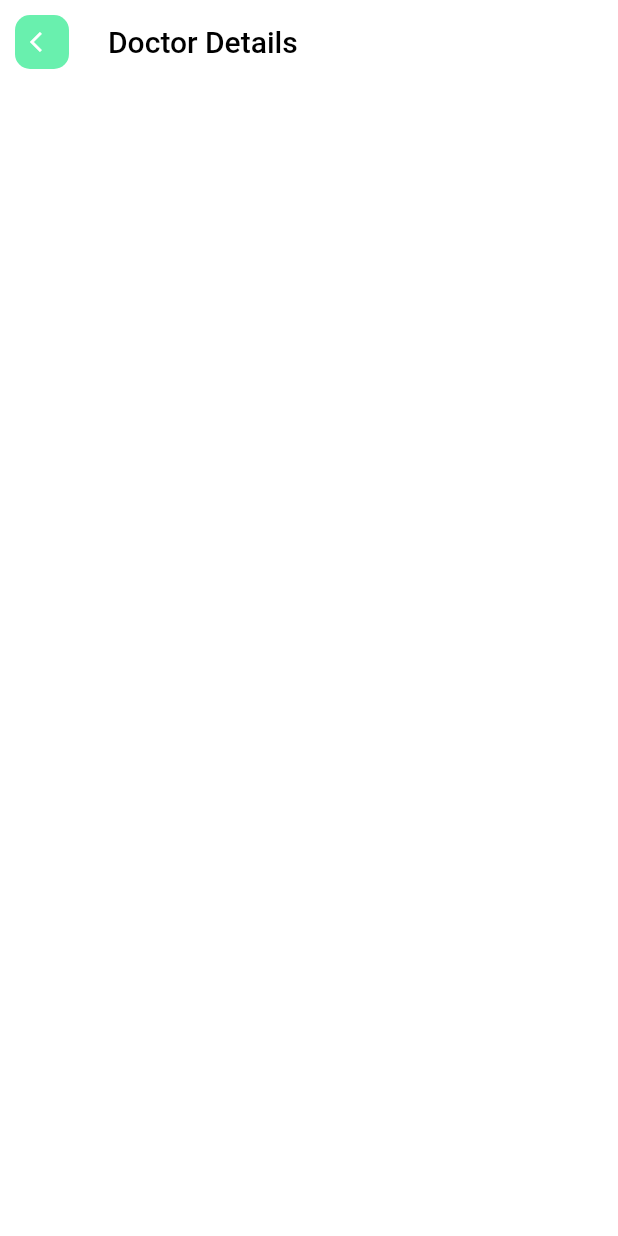
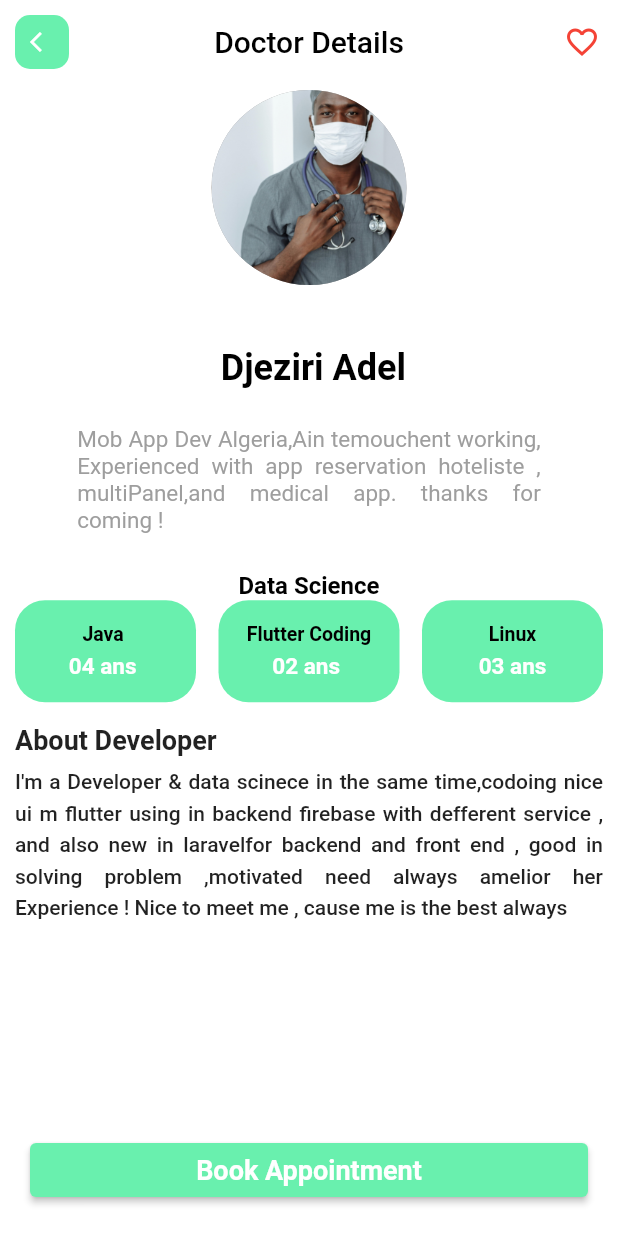
Before and after one commit to 090320004246adeldjeziri/DoctorAppoinment, a Flutter app: the DoctorDetails screen opened by its route, on a phone screen of 412 x 824 dp. Run offline on Flutter 3.47's test engine with Material 2 defaults, Android fonts, the phone set to English and light mode, and no system bars; our stand-ins replace font_awesome_flutter, table_calendar.

Commit message:
Progressive Bokking  a doctor

```diff
--- a/lib/components/custom_appbar.dart
+++ b/lib/components/custom_appbar.dart
@@ -23,6 +23,7 @@ class _CustomAppBarState extends State<CustomAppBar> {
       automaticallyImplyLeading: true,
       backgroundColor: Colors.white,
       elevation: 0,
+      centerTitle: true,
       title: Text(
         widget.appTitle!,
         style: TextStyle(fontSize: 20, color: Colors.black),
--- a/lib/main.dart
+++ b/lib/main.dart
@@ -1,4 +1,5 @@
 import 'package:doctor_apoinement/screens/auth_page.dart';
+import 'package:doctor_apoinement/screens/booking_page.dart';
 import 'package:doctor_apoinement/screens/doctor_details.dart';
 import 'package:doctor_apoinement/utils/config.dart';
 import 'package:doctor_apoinement/utils/main_layout.dart';
@@ -45,8 +46,9 @@ static final navigatorKey = GlobalKey<NavigatorState>();
       ,
       routes: {
         '/' : (((context) => const AuthPage() )),
-        'main' :(context) => MainLayout(),
-        'doc_details' : (context) => DoctorDetails()
+        'main' :(context) => const MainLayout(),
+        'doc_details' : (context) => const DoctorDetails(),
+        'booking_page' : (context) => const BookingPage()
       },
     );
   }
--- a/lib/screens/doctor_details.dart
+++ b/lib/screens/doctor_details.dart
@@ -1,5 +1,6 @@
-
+import 'package:doctor_apoinement/components/button.dart';
 import 'package:doctor_apoinement/components/custom_appbar.dart';
+import 'package:doctor_apoinement/utils/config.dart';
 import 'package:flutter/material.dart';
 
 class DoctorDetails extends StatefulWidget {
@@ -10,16 +11,184 @@ class DoctorDetails extends StatefulWidget {
 }
 
 class _DoctorDetailsState extends State<DoctorDetails> {
-  bool isFav = false ;
+  bool isFav = false;
   @override
   Widget build(BuildContext context) {
-    return const Scaffold(
-      appBar:   CustomAppBar(
+    return Scaffold(
+      appBar: CustomAppBar(
         appTitle: "Doctor Details",
-        icon: Icon(Icons.arrow_back_ios),
-
+        icon: const Icon(Icons.arrow_back_ios),
+        actions: [
+          IconButton(
+            onPressed: (() {
+              setState(() {
+                isFav = !isFav;
+              });
+            }),
+            icon: Icon(
+              isFav ? Icons.favorite_rounded : Icons.favorite_border,
+              color: Colors.red,
+            ),
+          )
+        ],
       ),
-
+      body: SafeArea(
+          child: Column(
+            children: [
+              //Doctor Avatar
+              const AboutDoctor(),
+              const DoctorInfo(),
+              const DetailsBody(),
+              const Spacer(),
+              Padding(
+                  padding: EdgeInsets.all(20),
+                  child: Button(
+                      title: "Book Appointment",
+                      disable: false,
+                      onPressed: () {
+                        //Navigate to booking Page
+                        Navigator.of(context).pushNamed('booking_page');
+                      },
+                      width: double.infinity))
+            ],
+          )),
     );
   }
 }
+
+class AboutDoctor extends StatelessWidget {
+  const AboutDoctor({super.key});
+
+  @override
+  Widget build(BuildContext context) {
+    Config().init(context);
+    return Container(
+      width: double.infinity,
+      child: Column(children: [
+        const CircleAvatar(
+          radius: 65,
+          backgroundImage: AssetImage('assets/images/doctorm1.jpg'),
+          backgroundColor: Colors.grey,
+        ),
+        Config.spaceMeduim,
+        const Text(
+          " Djeziri Adel",
+          style: TextStyle(
+            color: Colors.black,
+            fontWeight: FontWeight.bold,
+            fontSize: 24,
+          ),
+        ),
+        Config.spaceSmall,
+        SizedBox(
+          width: Config.widthSize * 0.75,
+          child: const Text(
+              style: TextStyle(
+                color: Colors.grey,
+                fontSize: 15,
+              ),
+              softWrap: true,
+              textAlign: TextAlign.justify,
+              "Mob App Dev Algeria,Ain temouchent working, Experienced with app  reservation hoteliste , multiPanel,and medical app. thanks for coming !"),
+        ),
+        Config.spaceSmall,
+        SizedBox(
+          width: Config.widthSize * 0.75,
+          child: const Text(
+              style: TextStyle(
+                  color: Colors.black,
+                  fontSize: 16,
+                  fontWeight: FontWeight.bold),
+              softWrap: true,
+              textAlign: TextAlign.center,
+              'Data Science'),
+        )
+      ]),
+    );
+  }
+}
+
+class DetailsBody extends StatelessWidget {
+  const DetailsBody({super.key});
+
+  @override
+  Widget build(BuildContext context) {
+    return Container(
+      padding: const EdgeInsets.all(10),
+      margin: const EdgeInsets.only(bottom: 0),
+      child: Column(
+        crossAxisAlignment: CrossAxisAlignment.stretch,
+        children:  const[
+          SizedBox(height: 5,),
+           Text("About Developer",
+              style: TextStyle(fontWeight: FontWeight.w600, fontSize: 18)),
+               SizedBox(height: 5,),
+
+           Text(
+            "I'm a Developer & data scinece in the same time,codoing nice ui m flutter using in backend firebase with  defferent service , and also new in laravelfor backend and front end , good in solving problem ,motivated need always amelior her Experience ! Nice to meet me , cause me is the best always ",
+            style: TextStyle(fontWeight: FontWeight.w500, height: 1.5),
+            softWrap: true,
+            textAlign: TextAlign.justify,
+          )
+        ],
+      ),
+    );
+  }
+}
+class DoctorInfo extends StatelessWidget {
+  const DoctorInfo({super.key});
+
+  @override
+  Widget build(BuildContext context) {
+    Config().init(context);
+    return Padding(
+      padding: const EdgeInsets.only(left: 10, right: 10),
+      child: Row(
+        mainAxisAlignment: MainAxisAlignment.spaceBetween,
+        children: const [
+          InfoCard(label: 'Java ', value: '04 ans '),
+          SizedBox(
+            width: 15,
+          ),
+          InfoCard(label: 'Flutter Coding', value: '02 ans '),
+          SizedBox(
+            width: 15,
+          ),
+          InfoCard(label: 'Linux', value: '03 ans'),
+        ],
+      ),
+    );
+  }
+}
+class InfoCard extends StatelessWidget {
+  const InfoCard({super.key, required this.label, required this.value});
+
+  final String label;
+  final String value;
+  @override
+  Widget build(BuildContext context) {
+    return Expanded(
+      child: Container(
+        decoration: BoxDecoration(
+            color: Config.primaryColor,
+            borderRadius: BorderRadius.circular(20)),
+        padding: const EdgeInsets.symmetric(vertical: 15, horizontal: 10),
+        child: Column(children: [
+          Text(
+            label,
+            style: const TextStyle(
+                color: Colors.black, fontSize: 13, fontWeight: FontWeight.w600),
+          ),
+          const SizedBox(
+            height: 5,
+          ),
+          Text(
+            value,
+            style: const TextStyle(
+                color: Colors.white, fontSize: 15, fontWeight: FontWeight.w600),
+          ),
+        ]),
+      ),
+    );
+  }
+}
--- a/pubspec.yaml
+++ b/pubspec.yaml
@@ -14,6 +14,7 @@ dependencies:
 
 
   cupertino_icons: ^1.0.2
+  table_calendar: ^3.0.9
 
 dev_dependencies:
   flutter_test:
```
Also changed, not shown: lib/screens/booking_page.dart (added, +134 -0 lines), pubspec.lock.
